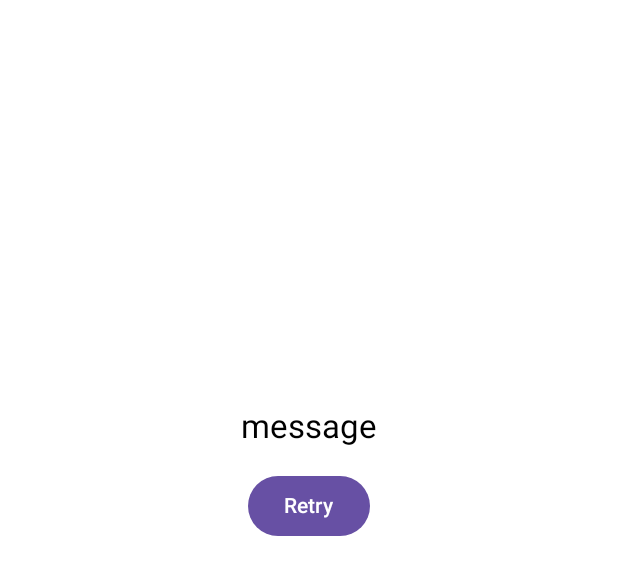
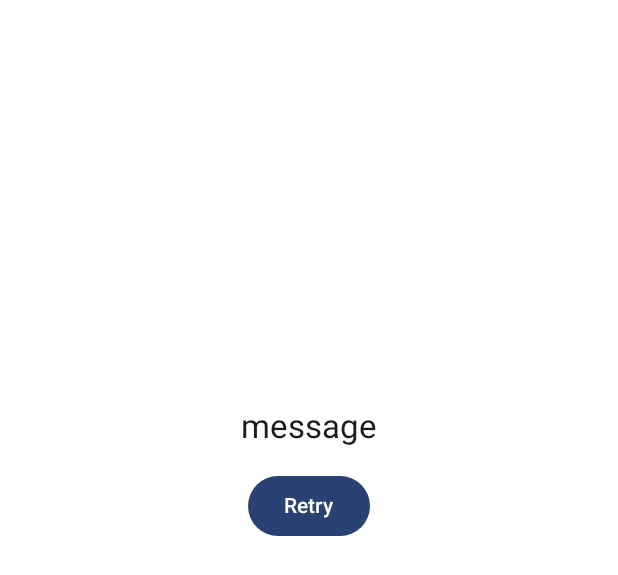
Before and after one commit to viacheslav-chugunov/Giphy-Launcher-Android, an Android app built with Jetpack Compose: the @Preview function Preview, on a phone screen of 412 x 824 dp. Shown: the top 575 px of the screen. Run offline under Robolectric (Android 15) with nearby library versions, the phone set to English and light mode, and no system bars.

Commit message:
Support dark and dynamic themes

```diff
--- a/app/build.gradle.kts
+++ b/app/build.gradle.kts
@@ -45,6 +45,10 @@ android {
     }
 
     buildTypes {
+        debug {
+            isMinifyEnabled = false
+            isShrinkResources = false
+        }
         release {
             isMinifyEnabled = true
             isShrinkResources = true
--- a/app/src/main/java/viacheslav/chugunov/giphy_launcher/di/AppModule.kt
+++ b/app/src/main/java/viacheslav/chugunov/giphy_launcher/di/AppModule.kt
@@ -5,7 +5,7 @@ import viacheslav.chugunov.core.util.AppSecrets
 import viacheslav.chugunov.giphy_launcher.BuildConfig
 
 val AppModule = module {
-    factory<AppSecrets> {
+    single<AppSecrets> {
         AppSecrets.Default(
             giphyApiKey = BuildConfig.GIPHY_API_TOKEN
         )
--- a/core/src/main/java/viacheslav/chugunov/core/ui/component/FailureComponent.kt
+++ b/core/src/main/java/viacheslav/chugunov/core/ui/component/FailureComponent.kt
@@ -40,6 +40,7 @@ fun FailureComponent(
             text = message,
             modifier = Modifier.fillMaxWidth(),
             textAlign = TextAlign.Center,
+            color = MaterialTheme.colorScheme.onSurface,
             style = MaterialTheme.typography.titleMedium
         )
         Spacer(Modifier.height(16.dp))
--- a/core/src/main/java/viacheslav/chugunov/core/ui/component/LoadingComponent.kt
+++ b/core/src/main/java/viacheslav/chugunov/core/ui/component/LoadingComponent.kt
@@ -39,6 +39,7 @@ fun LoadingComponent(
             text = message,
             modifier = Modifier.fillMaxWidth(),
             textAlign = TextAlign.Center,
+            color = MaterialTheme.colorScheme.onSurface,
             style = MaterialTheme.typography.titleMedium
         )
         Spacer(Modifier.weight(1.75f))
--- a/core/src/main/java/viacheslav/chugunov/core/ui/theme/Theme.kt
+++ b/core/src/main/java/viacheslav/chugunov/core/ui/theme/Theme.kt
@@ -242,7 +242,7 @@ private val highContrastDarkColorScheme = darkColorScheme(
 @Composable
 fun GiphyLauncherTheme(
     darkTheme: Boolean = isSystemInDarkTheme(),
-    dynamicColor: Boolean = false,
+    dynamicColor: Boolean = true,
     content: @Composable () -> Unit
 ) {
     val colorScheme = when {
--- a/feature/screen/gifs-list/src/main/java/viacheslav/chugunov/gifs_list/ui/screen/GifsListScreen.kt
+++ b/feature/screen/gifs-list/src/main/java/viacheslav/chugunov/gifs_list/ui/screen/GifsListScreen.kt
@@ -1,9 +1,11 @@
 package viacheslav.chugunov.gifs_list.ui.screen
 
+import androidx.compose.foundation.background
 import androidx.compose.foundation.layout.Column
 import androidx.compose.foundation.layout.fillMaxSize
 import androidx.compose.material3.Icon
 import androidx.compose.material3.IconButton
+import androidx.compose.material3.MaterialTheme
 import androidx.compose.runtime.Composable
 import androidx.compose.runtime.LaunchedEffect
 import androidx.compose.ui.Modifier
@@ -36,7 +38,9 @@ fun GifsListScreen(
     }
 
     Column(
-        modifier = Modifier.fillMaxSize()
+        modifier = Modifier
+            .fillMaxSize()
+            .background(MaterialTheme.colorScheme.background)
     ) {
         TopAppBarComponent(
             title = stringResource(R.string.feed),
```
Also changed, not shown: feature/screen/gif-details/src/main/java/viacheslav/chugunov/gif_details/ui/screen/GifDetailsScreen.kt (+7 -1 lines), feature/screen/search-gifs/src/main/java/viacheslav/chugunov/search_gifs/ui/screen/SearchGifsScreen.kt (+6 -1 lines), 4 other files.
